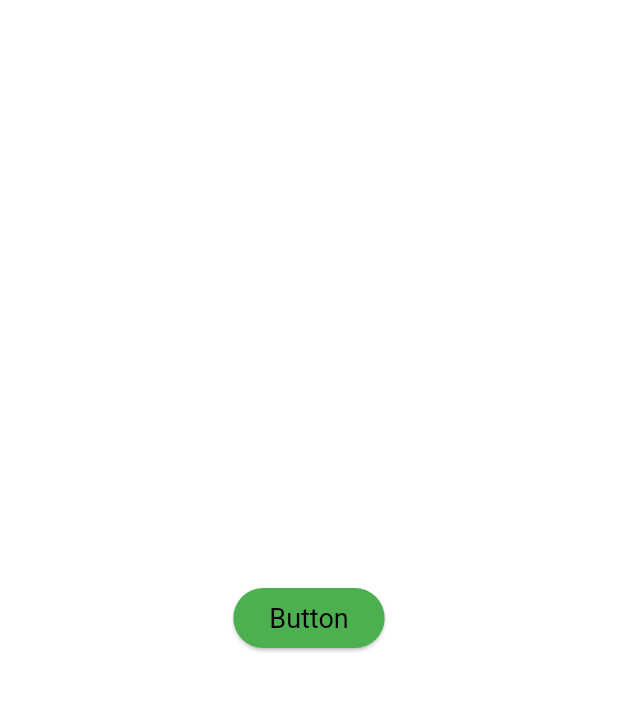
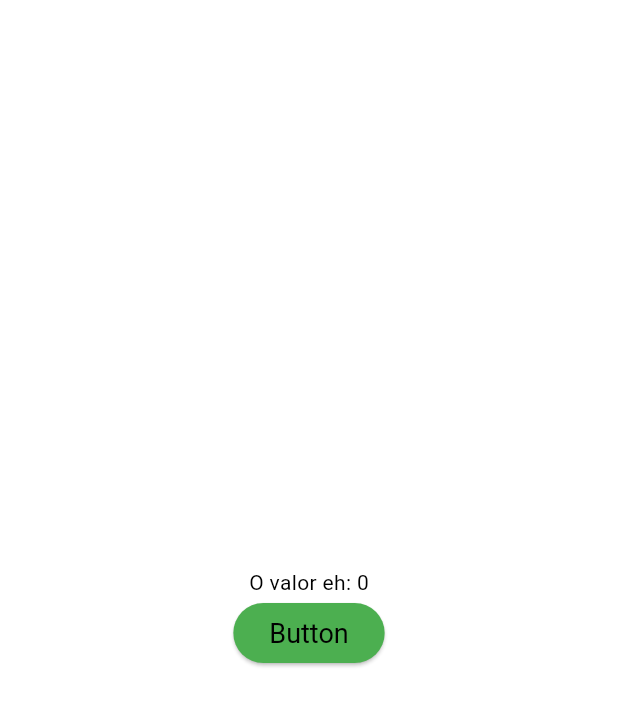
Before and after one commit to IgorBarrosoAlmeida/Flutter, a Flutter app: the screen it shows after launch, on a phone screen of 412 x 824 dp. Shown: the top 706 px of the screen. Run offline on Flutter 3.47's test engine with Material 3 defaults, Android fonts, the phone set to English and light mode, and no system bars.

Commit message:
ValueNotifier

```diff
--- a/Flutter/flutter_basico/lib/pages/page_one.dart
+++ b/Flutter/flutter_basico/lib/pages/page_one.dart
@@ -1,17 +1,44 @@
+import 'dart:math';
+
 import 'package:flutter/material.dart';
 import 'package:flutter_basico/widgets/custom_button_widget.dart';
 
-class PageOne extends StatelessWidget {
+class PageOne extends StatefulWidget {
   const PageOne({super.key});
+
+  @override
+  State<PageOne> createState() => _PageOneState();
+}
+
+class _PageOneState extends State<PageOne> {
+  ValueNotifier<int> randomValue = ValueNotifier<int>(0);
+
+  void changeRandomValue() async {
+    for (int i = 0; i < 10; i++) {
+      await Future.delayed(Duration(seconds: 1));
+      randomValue.value = Random().nextInt(1000);
+    }
+  }
 
   @override
   Widget build(BuildContext context) {
     return Scaffold(
       body: Center(
-        child: CustomButtonWidget(
-          onPressed: () {},
-          title: "Button",
-          isDisable: false,
+        child: Column(
+          mainAxisAlignment: MainAxisAlignment.center,
+          children: [
+            ValueListenableBuilder(
+              valueListenable: randomValue,
+              builder: (context, value, __) {
+                return Text("O valor eh: $value");
+              },
+            ),
+            CustomButtonWidget(
+              onPressed: changeRandomValue,
+              title: "Button",
+              isDisable: false,
+            ),
+          ],
         ),
       ),
     );
```
